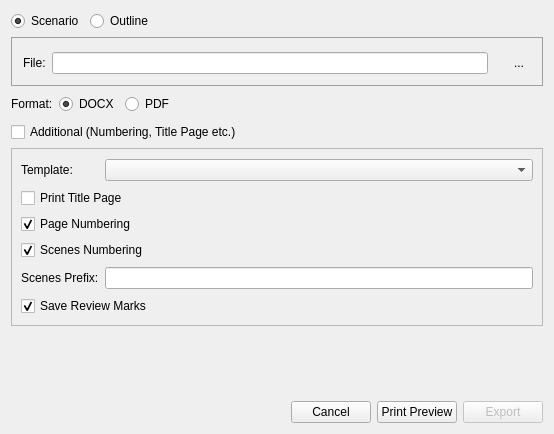
This is src/bin/scenarist-desktop/UserInterfaceLayer/Export/ExportDialog.ui in dimkanovikov/KITScenarist as Qt 5 draws it before an edit. The edited form follows.
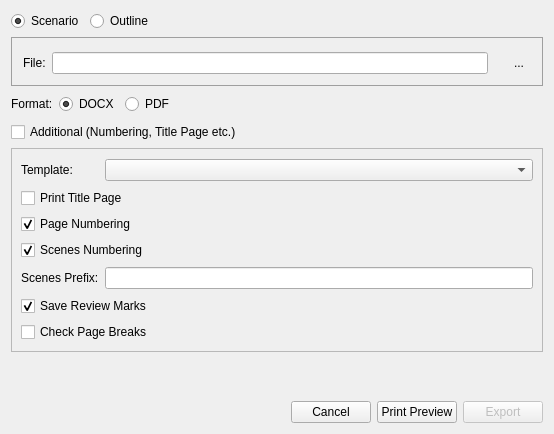
This is the edited form. Icons and pictures are not drawn. Custom widgets are drawn as their Qt base class.

Commit message: Restore page breaks option on export

```diff
--- a/src/bin/scenarist-desktop/UserInterfaceLayer/Export/ExportDialog.ui
+++ b/src/bin/scenarist-desktop/UserInterfaceLayer/Export/ExportDialog.ui
@@ -32,7 +32,7 @@
 }</string>
   </property>
   <layout class="QGridLayout" name="gridLayout">
-   <item row="6" column="0" colspan="2">
+   <item row="7" column="0" colspan="2">
     <layout class="QHBoxLayout" name="horizontalLayout">
      <item>
       <spacer name="horizontalSpacer">
@@ -150,7 +150,7 @@
      </layout>
     </widget>
    </item>
-   <item row="3" column="0" colspan="2">
+   <item row="4" column="0" colspan="2">
     <widget class="QCheckBox" name="showAdditional">
      <property name="sizePolicy">
       <sizepolicy hsizetype="Preferred" vsizetype="Fixed">
@@ -163,7 +163,7 @@
      </property>
     </widget>
    </item>
-   <item row="5" column="0">
+   <item row="6" column="0">
     <spacer name="verticalSpacer_2">
      <property name="orientation">
       <enum>Qt::Vertical</enum>
@@ -226,7 +226,7 @@
      </item>
     </layout>
    </item>
-   <item row="4" column="0" colspan="2">
+   <item row="5" column="0" colspan="2">
     <widget class="QFrame" name="additionalSettings">
      <property name="frameShape">
       <enum>QFrame::StyledPanel</enum>
@@ -318,6 +318,13 @@
         </property>
        </widget>
       </item>
+      <item row="8" column="0" colspan="2">
+       <widget class="QCheckBox" name="checkPageBreaks">
+        <property name="text">
+         <string>Check Page Breaks</string>
+        </property>
+       </widget>
+      </item>
      </layout>
     </widget>
    </item>
```
Left out of the diff: 1 changed line with no effect on the pictures. The commit also changes 6 other files.
